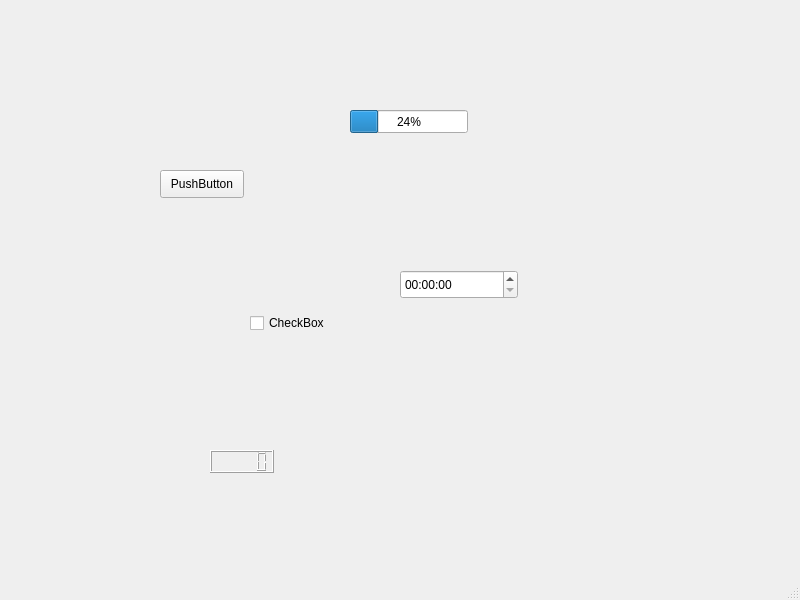
This is FirstQT_GUI/ui/MainWindow.ui in NCCA/labexercises-terrinamatsu as Qt 5 draws it before an edit. The edited form follows.
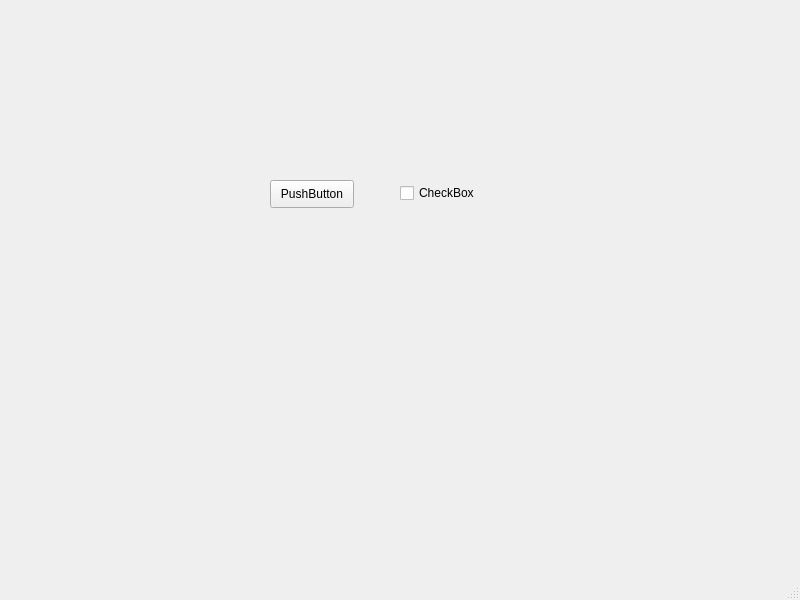
This is the edited form.

The edit to the form file:
```diff
--- a/FirstQT_GUI/ui/MainWindow.ui
+++ b/FirstQT_GUI/ui/MainWindow.ui
@@ -17,8 +17,8 @@
    <widget class="QPushButton" name="pushButton">
     <property name="geometry">
      <rect>
-      <x>160</x>
-      <y>170</y>
+      <x>270</x>
+      <y>180</y>
       <width>84</width>
       <height>28</height>
      </rect>
@@ -30,8 +30,8 @@
    <widget class="QCheckBox" name="checkBox">
     <property name="geometry">
      <rect>
-      <x>250</x>
-      <y>310</y>
+      <x>400</x>
+      <y>180</y>
       <width>91</width>
       <height>26</height>
      </rect>
@@ -40,39 +40,6 @@
      <string>CheckBox</string>
     </property>
    </widget>
-   <widget class="QLCDNumber" name="lcdNumber">
-    <property name="geometry">
-     <rect>
-      <x>210</x>
-      <y>450</y>
-      <width>64</width>
-      <height>23</height>
-     </rect>
-    </property>
-   </widget>
-   <widget class="QProgressBar" name="progressBar">
-    <property name="geometry">
-     <rect>
-      <x>350</x>
-      <y>110</y>
-      <width>118</width>
-      <height>23</height>
-     </rect>
-    </property>
-    <property name="value">
-     <number>24</number>
-    </property>
-   </widget>
-   <widget class="QTimeEdit" name="timeEdit">
-    <property name="geometry">
-     <rect>
-      <x>400</x>
-      <y>270</y>
-      <width>118</width>
-      <height>29</height>
-     </rect>
-    </property>
-   </widget>
   </widget>
   <widget class="QMenuBar" name="menubar">
    <property name="geometry">
```
